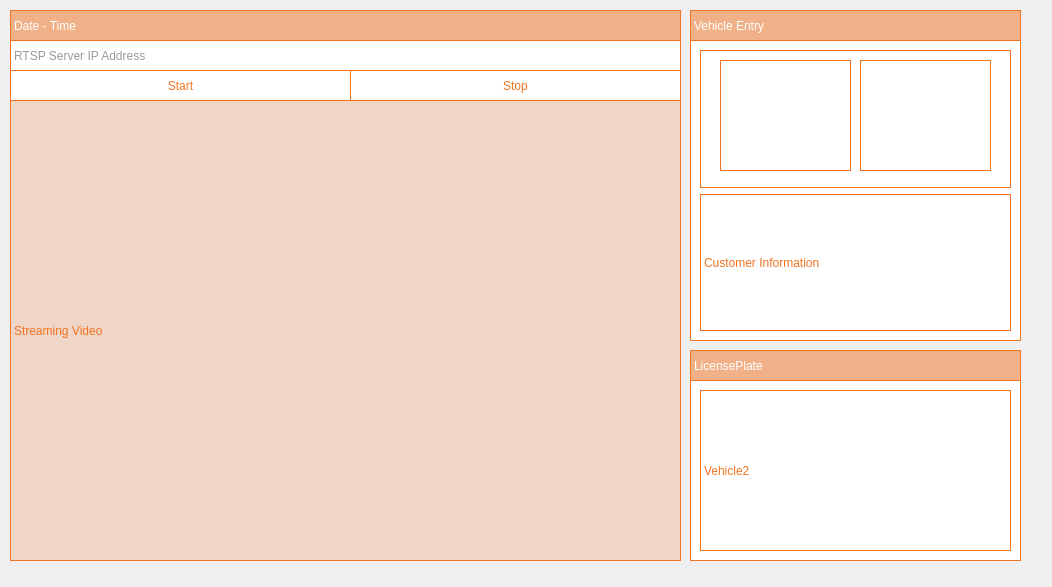
First picture: the form in cctv_36/src/ui/streaming.ui, repository VEDA-ThirtySix/PAMS-client, before the edit.
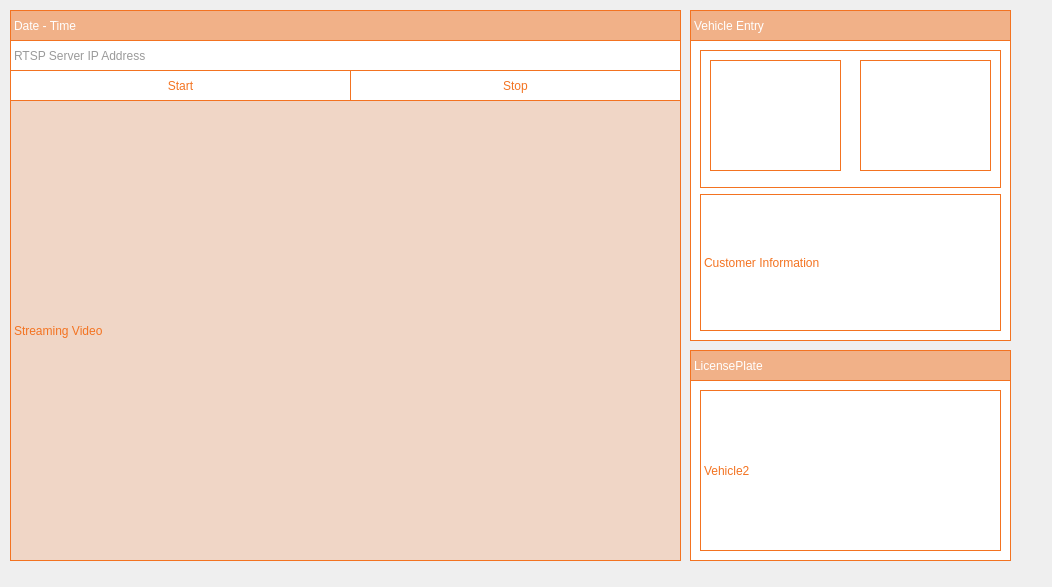
Second picture: the form after the edit.

Commit message: feat: ui 탭바, 정보란, 미세 수정

Diff of the .ui file:
```diff
--- a/cctv_36/src/ui/streaming.ui
+++ b/cctv_36/src/ui/streaming.ui
@@ -73,7 +73,7 @@
      <rect>
       <x>700</x>
       <y>350</y>
-      <width>331</width>
+      <width>321</width>
       <height>31</height>
      </rect>
     </property>
@@ -174,7 +174,7 @@
      <rect>
       <x>700</x>
       <y>380</y>
-      <width>331</width>
+      <width>321</width>
       <height>181</height>
      </rect>
     </property>
@@ -207,7 +207,7 @@
      <rect>
       <x>700</x>
       <y>40</y>
-      <width>331</width>
+      <width>321</width>
       <height>301</height>
      </rect>
     </property>
@@ -251,7 +251,7 @@
        <widget class="QLabel" name="alarm_state">
         <property name="geometry">
          <rect>
-          <x>20</x>
+          <x>10</x>
           <y>10</y>
           <width>131</width>
           <height>111</height>
@@ -287,7 +287,7 @@
      <rect>
       <x>700</x>
       <y>10</y>
-      <width>331</width>
+      <width>321</width>
       <height>31</height>
      </rect>
     </property>
```
The commit also changes 3 other files.
